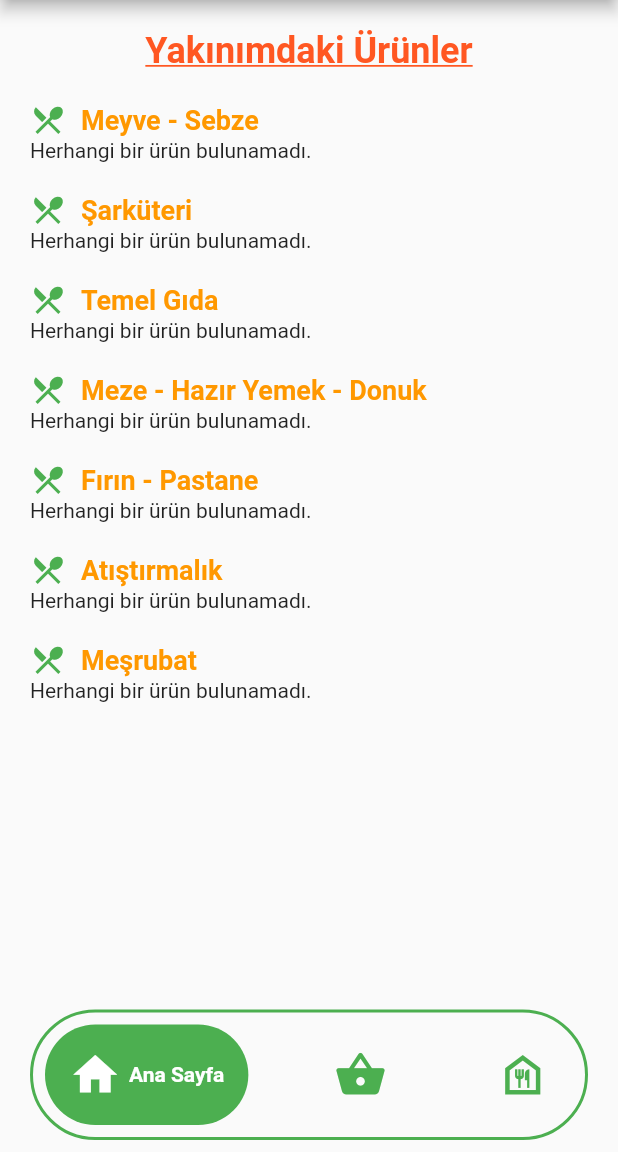
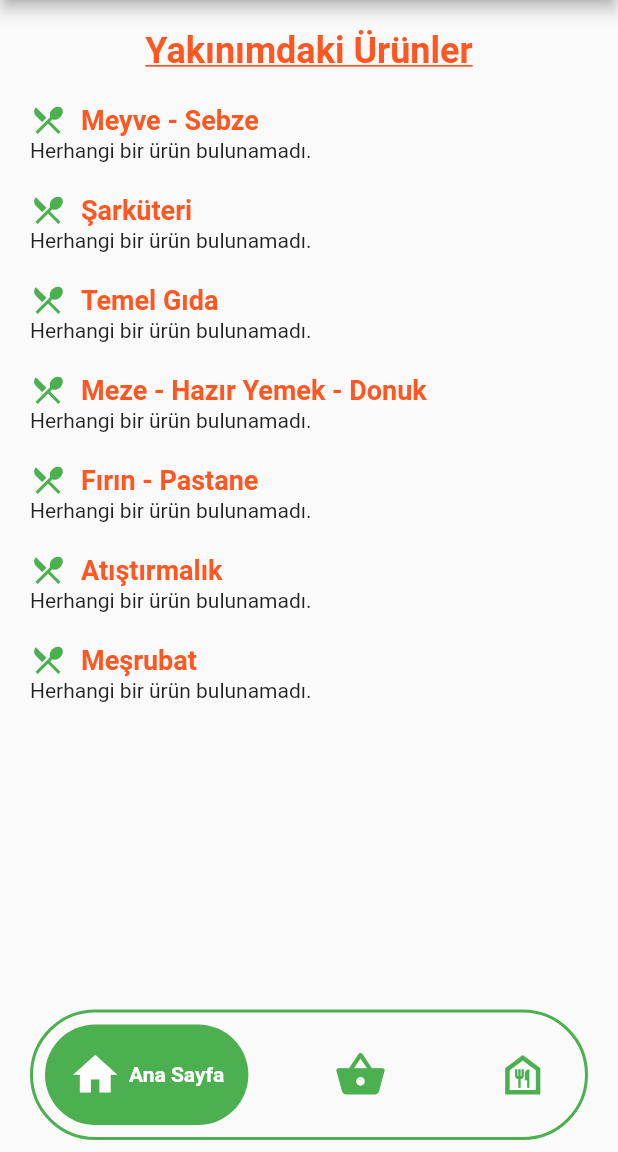
Before and after one commit to huseyinasan/biyemek, a Flutter app: the CustomerHomePage screen opened directly, on a phone screen of 412 x 824 dp, the part 84-1236 px from its top. Run offline on Flutter 3.47's test engine with Material 2 defaults, Android fonts, the phone set to English and light mode, and no system bars; drawn by our look-alikes of google_nav_bar; our stand-ins replace animated_splash_screen, cloud_firestore, firebase_auth, firebase_core, firebase_storage, flutter_spinkit and 4 more; accounts and stored records are empty.

Commit message:
category name color updated

```diff
--- a/lib/components/category_name.dart
+++ b/lib/components/category_name.dart
@@ -21,7 +21,7 @@ class CategoryName extends StatelessWidget {
           text,
           style: TextStyle(
             fontSize: 18.0,
-            color: Colors.orange,
+            color: Color(0xFFFF5722),
             fontWeight: FontWeight.bold,
           ),
         ),
```
Also changed, not shown: lib/screens/customer_screens/home/customer_homepage.dart (+6 -7 lines), lib/screens/customer_screens/home/customer_profile_page.dart (+3 -15 lines).
